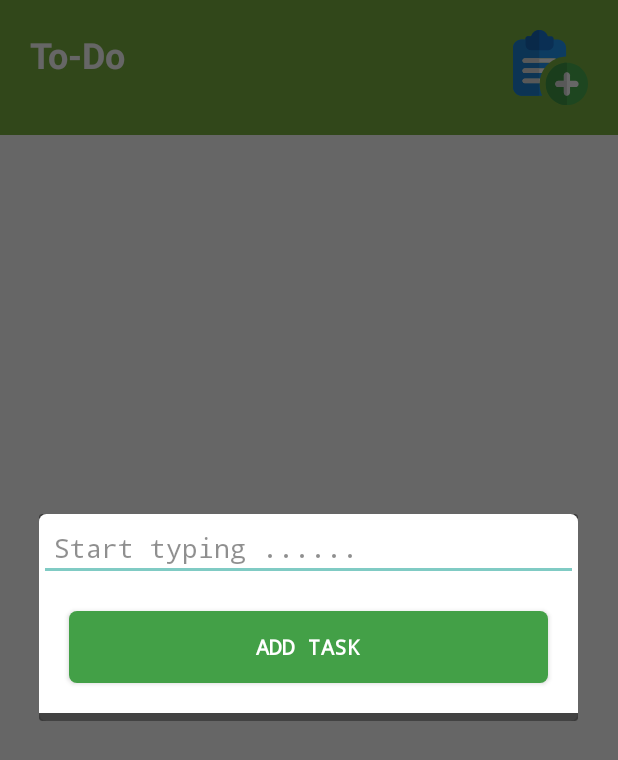
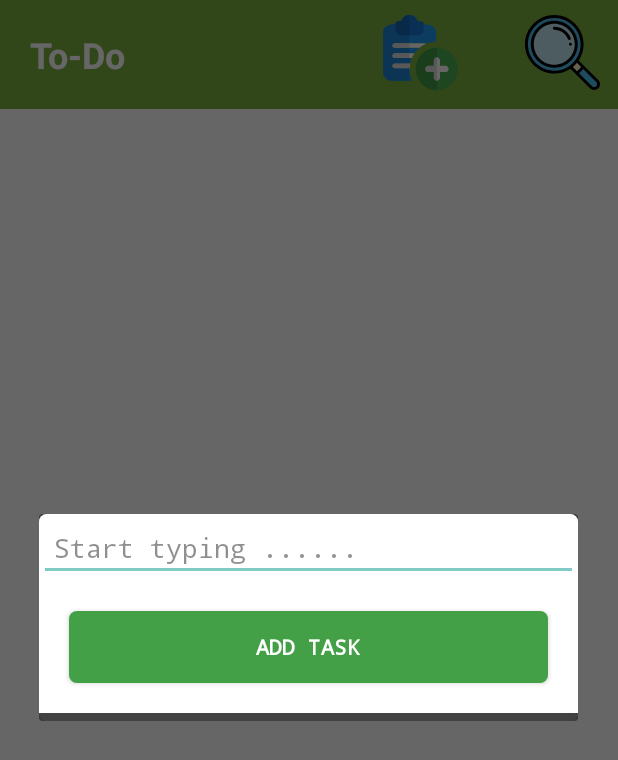
Before and after one commit to jhavishal10/TodoApp, an Android app: the screen it shows after launch (HomeActivity), after a tap on an icon or button, on a phone screen of 412 x 824 dp. Shown: the top 760 px of the screen. Run offline under Robolectric (Android 15) with nearby library versions, the phone set to English and light mode, and no system bars.

Commit message:
Ui added for search functionality

```diff
--- /dev/null
+++ b/app/src/main/res/drawable/ic_close.xml
@@ -0,0 +1,9 @@
+<vector xmlns:android="http://schemas.android.com/apk/res/android"
+    android:width="20dp"
+    android:height="20dp"
+    android:viewportWidth="512.001"
+    android:viewportHeight="512.001">
+    <path
+        android:fillColor="#FF000000"
+        android:pathData="M284.286,256.002L506.143,34.144c7.811,-7.811 7.811,-20.475 0,-28.285c-7.811,-7.81 -20.475,-7.811 -28.285,0L256,227.717L34.143,5.859c-7.811,-7.811 -20.475,-7.811 -28.285,0c-7.81,7.811 -7.811,20.475 0,28.285l221.857,221.857L5.858,477.859c-7.811,7.811 -7.811,20.475 0,28.285c3.905,3.905 9.024,5.857 14.143,5.857c5.119,0 10.237,-1.952 14.143,-5.857L256,284.287l221.857,221.857c3.905,3.905 9.024,5.857 14.143,5.857s10.237,-1.952 14.143,-5.857c7.811,-7.811 7.811,-20.475 0,-28.285L284.286,256.002z" />
+</vector>
--- /dev/null
+++ b/app/src/main/res/drawable/ic_search.xml
@@ -0,0 +1,30 @@
+<vector xmlns:android="http://schemas.android.com/apk/res/android"
+    android:width="50dp"
+    android:height="50dp"
+    android:viewportWidth="512"
+    android:viewportHeight="512">
+  <path
+      android:pathData="M493.21,450.79c11.72,11.71 11.72,30.71 0,42.42c-5.86,5.86 -13.53,8.79 -21.21,8.79s-15.35,-2.93 -21.21,-8.79l-96.57,-96.57c15.77,-12.4 30.02,-26.65 42.42,-42.42L493.21,450.79z"
+      android:fillColor="#4DBBEB"/>
+  <path
+      android:pathData="M353.83,311.41l42.81,42.81c-12.4,15.77 -26.65,30.02 -42.42,42.42l-42.81,-42.81v-0.01c16.27,-11.81 30.6,-26.14 42.41,-42.41H353.83z"
+      android:fillColor="#FFF5CD"/>
+  <path
+      android:pathData="M390,200c0,41.58 -13.43,80.09 -36.18,111.41c-11.81,16.27 -26.14,30.6 -42.41,42.41C280.09,376.57 241.58,390 200,390C95.23,390 10,304.77 10,200S95.23,10 200,10S390,95.23 390,200z"
+      android:fillColor="#4DBBEB"/>
+  <path
+      android:pathData="M200,50c82.71,0 150,67.29 150,150s-67.29,150 -150,150S50,282.71 50,200S117.29,50 200,50z"
+      android:fillColor="#BEE7F4"/>
+  <path
+      android:fillColor="#FF000000"
+      android:pathData="M500.281,443.719l-133.48,-133.48C388.546,277.485 400,239.555 400,200C400,89.72 310.28,0 200,0S0,89.72 0,200s89.72,200 200,200c39.556,0 77.486,-11.455 110.239,-33.198l36.895,36.895c0.005,0.005 0.01,0.01 0.016,0.016l96.568,96.568C451.276,507.838 461.319,512 472,512s20.724,-4.162 28.278,-11.716C507.837,492.731 512,482.687 512,472S507.837,451.269 500.281,443.719zM326.516,354.793c10.35,-8.467 19.811,-17.928 28.277,-28.277l28.371,28.371c-8.628,10.183 -18.094,19.65 -28.277,28.277L326.516,354.793zM20,200c0,-99.252 80.748,-180 180,-180s180,80.748 180,180c0,38.175 -11.851,74.667 -34.272,105.535c-11.217,15.453 -24.739,28.976 -40.192,40.192c0,0.001 -0.001,0.001 -0.002,0.002C274.667,368.149 238.175,380 200,380C100.748,380 20,299.252 20,200zM486.139,486.139c-3.78,3.78 -8.801,5.861 -14.139,5.861s-10.359,-2.081 -14.139,-5.861l-88.795,-88.795c10.127,-8.691 19.587,-18.15 28.277,-28.277l88.798,88.798C489.919,461.639 492,466.658 492,472S489.919,482.361 486.139,486.139z"/>
+  <path
+      android:fillColor="#FF000000"
+      android:pathData="M360,200c0,-88.225 -71.775,-160 -160,-160S40,111.775 40,200s71.775,160 160,160S360,288.225 360,200zM200,340c-77.196,0 -140,-62.804 -140,-140S122.804,60 200,60s140,62.804 140,140S277.196,340 200,340z"/>
+  <path
+      android:fillColor="#FF000000"
+      android:pathData="M306.317,169.995c5.155,-1.981 7.729,-7.766 5.748,-12.922c-8.611,-22.412 -23.604,-41.574 -43.36,-55.413C248.479,87.49 224.721,80 200,80c-5.522,0 -10,4.478 -10,10s4.478,10 10,10c41.099,0 78.631,25.818 93.396,64.247c1.528,3.976 5.317,6.416 9.337,6.416C303.925,170.663 305.138,170.448 306.317,169.995z"/>
+  <path
+      android:fillColor="#FF000000"
+      android:pathData="M310,190c-5.52,0 -10,4.48 -10,10s4.48,10 10,10s10,-4.48 10,-10S315.52,190 310,190z"/>
+</vector>
--- a/app/src/main/res/layout/activity_home.xml
+++ b/app/src/main/res/layout/activity_home.xml
@@ -13,9 +13,7 @@
         android:layout_width="match_parent"
         android:layout_height="wrap_content"
         android:background="@color/greenToolbar"
-        android:orientation="horizontal"
-        app:layout_constraintStart_toStartOf="parent"
-        app:layout_constraintTop_toTopOf="parent">
+        android:orientation="horizontal">
 
         <TextView
             android:id="@+id/todoLabel"
@@ -33,18 +31,53 @@
             android:layout_width="0dp"
             android:layout_height="wrap_content"
             android:layout_gravity="end"
-            android:layout_marginStart="50dp"
+            android:layout_marginStart="20dp"
             android:layout_weight="1"
             android:background="?attr/selectableItemBackground"
-            android:padding="20dp"
+            android:padding="10dp"
             android:src="@drawable/ic_add" />
 
+        <ImageButton
+            android:id="@+id/searchButton"
+            android:layout_width="0dp"
+            android:layout_height="wrap_content"
+            android:layout_gravity="end"
+            android:layout_marginStart="20dp"
+            android:layout_weight="1"
+            android:background="?attr/selectableItemBackground"
+            android:padding="10dp"
+            android:src="@drawable/ic_search" />
+
+    </LinearLayout>
+    <LinearLayout
+        android:layout_width="match_parent"
+        android:layout_height="wrap_content"
+        android:orientation="horizontal">
+        <EditText
+            android:id="@+id/searchEditText"
+            android:visibility="gone"
+            android:textColor="@color/black"
+            android:layout_width="0dp"
+            android:layout_weight="5"
+            android:layout_height="wrap_content"
+            android:textColorHint="@color/grey"
+            android:hint="Type here..."/>
+        <ImageButton
+            android:id="@+id/searchClose"
+            android:layout_width="0dp"
+            android:visibility="gone"
+            android:layout_height="wrap_content"
+            android:layout_marginStart="20dp"
+            android:layout_weight="1"
+            android:background="?attr/selectableItemBackground"
+            android:padding="10dp"
+            android:src="@drawable/ic_close" />
     </LinearLayout>
 
     <androidx.recyclerview.widget.RecyclerView
         android:id="@+id/taskRecyclerView"
         android:clipToPadding="false"
-        android:layout_marginTop="20dp"
+        android:layout_marginTop="10dp"
         android:layout_width="match_parent"
         android:layout_height="wrap_content"
         app:layout_constraintEnd_toEndOf="parent"
```
